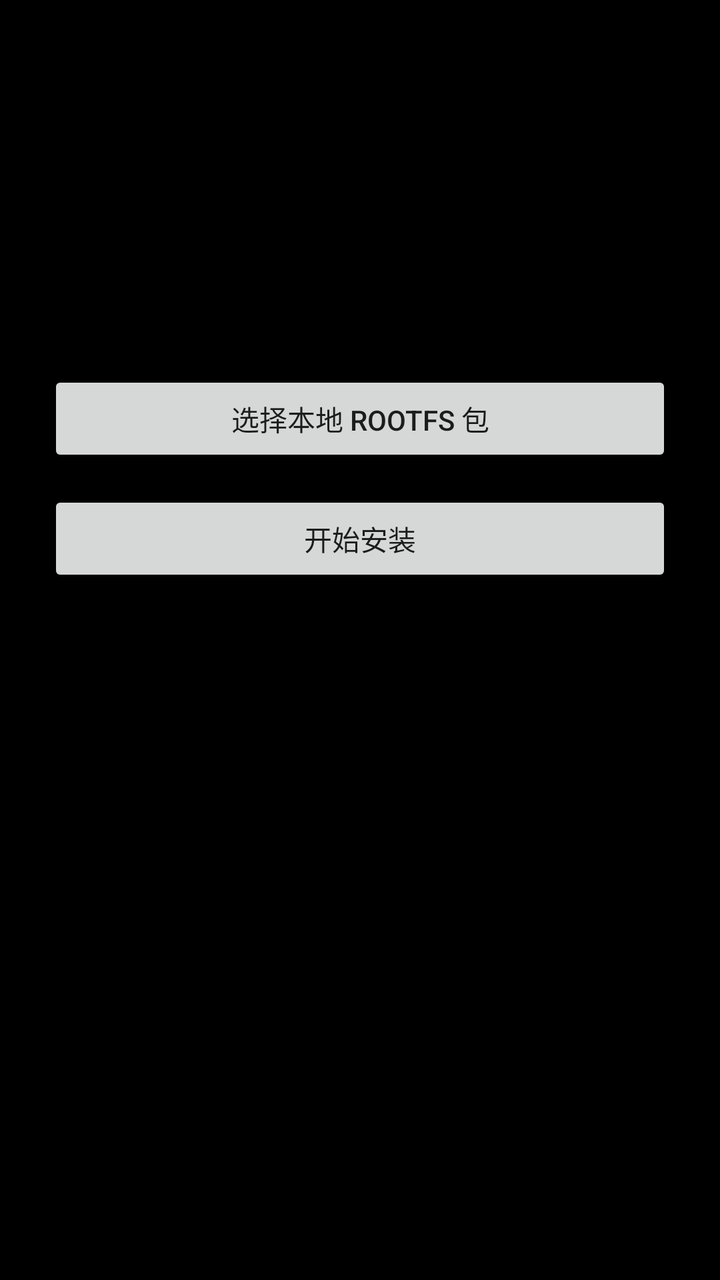
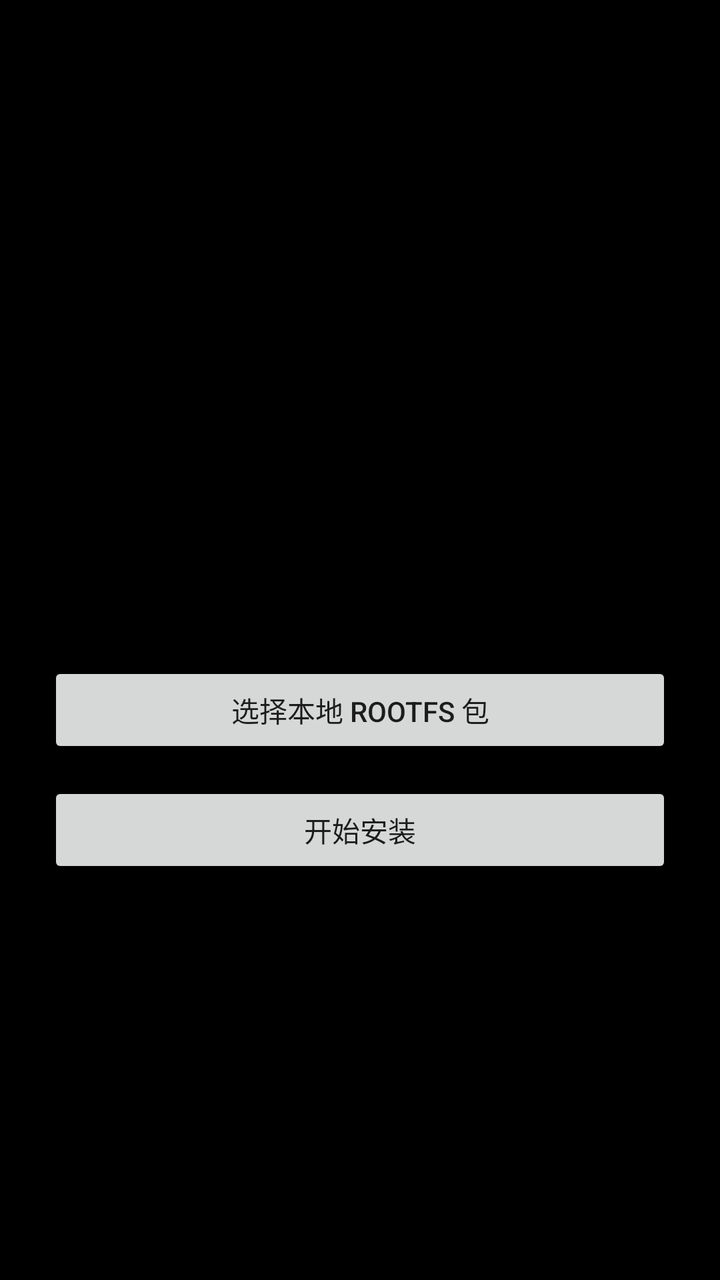

The first picture is an Android layout as it rendered before a commit; the second is the same layout after the commit. The layout source and the unified diff follow.
<!-- AndroidManifest.xml: application theme Theme.HermesPhone -->
<!-- res/layout/activity_main.xml -->
<?xml version="1.0" encoding="utf-8"?>
<FrameLayout xmlns:android="http://schemas.android.com/apk/res/android"
    android:layout_width="match_parent"
    android:layout_height="match_parent">

    <WebView
        android:id="@+id/webview"
        android:layout_width="match_parent"
        android:layout_height="match_parent"
        android:visibility="gone" />

    <ScrollView
        android:id="@+id/setupPanel"
        android:layout_width="match_parent"
        android:layout_height="match_parent"
        android:fillViewport="true"
        android:padding="24dp">

        <LinearLayout
            android:layout_width="match_parent"
            android:layout_height="wrap_content"
            android:orientation="vertical">

            <TextView
                android:layout_width="wrap_content"
                android:layout_height="wrap_content"
                android:paddingBottom="16dp"
                android:text="@string/app_name"
                android:textSize="24sp"
                android:textStyle="bold" />

            <TextView
                android:id="@+id/statusText"
                android:layout_width="match_parent"
                android:layout_height="wrap_content"
                android:text="@string/status_checking"
                android:textSize="14sp" />

            <ProgressBar
                android:id="@+id/progress"
                style="?android:attr/progressBarStyleHorizontal"
                android:layout_width="match_parent"
                android:layout_height="wrap_content"
                android:layout_marginTop="12dp"
                android:max="100" />

            <EditText
                android:id="@+id/rootfsUrl"
                android:layout_width="match_parent"
                android:layout_height="wrap_content"
                android:layout_marginTop="16dp"
                android:hint="@string/hint_rootfs_url"
                android:inputType="textUri"
                android:importantForAutofill="no"
                android:textSize="13sp" />

            <Button
                android:id="@+id/btnPickRootfs"
                android:layout_width="match_parent"
                android:layout_height="wrap_content"
                android:layout_marginTop="12dp"
                android:text="@string/btn_pick_rootfs" />

            <Button
                android:id="@+id/btnStart"
                android:layout_width="match_parent"
                android:layout_height="wrap_content"
                android:layout_marginTop="12dp"
                android:text="@string/btn_start" />

            <Button
                android:id="@+id/btnOpen"
                android:layout_width="match_parent"
                android:layout_height="wrap_content"
                android:layout_marginTop="12dp"
                android:text="@string/btn_open"
                android:visibility="gone" />

            <Button
                android:id="@+id/btnUninstall"
                android:layout_width="match_parent"
                android:layout_height="wrap_content"
                android:layout_marginTop="12dp"
                android:text="@string/btn_uninstall"
                android:visibility="gone" />

            <TextView
                android:id="@+id/logText"
                android:layout_width="match_parent"
                android:layout_height="wrap_content"
                android:layout_marginTop="16dp"
                android:fontFamily="monospace"
                android:textSize="11sp" />
        </LinearLayout>
    </ScrollView>

    <TextView
        android:id="@+id/btnMenu"
        android:layout_width="44dp"
        android:layout_height="44dp"
        android:layout_gravity="top|end"
        android:layout_margin="8dp"
        android:background="@drawable/bg_menu"
        android:gravity="center"
        android:text="⋮"
        android:textColor="#FFFFFFFF"
        android:textSize="24sp"
        android:visibility="gone" />
</FrameLayout>
<!-- resources referenced by this layout -->
<resources>
  <!-- drawable bg_menu (drawable) -->
  <?xml version="1.0" encoding="utf-8"?>
  <shape xmlns:android="http://schemas.android.com/apk/res/android" android:shape="oval">
      <solid android:color="#66000000" />
  </shape>
  <string name="app_name">Hermes Phone</string>
  <string name="btn_open">打开 Hermes</string>
  <string name="btn_pick_rootfs">选择本地 rootfs 包</string>
  <string name="btn_start">开始安装</string>
  <string name="btn_uninstall">卸载 / 重置</string>
  <string name="hint_rootfs_url">rootfs 下载地址</string>
  <string name="status_checking">正在检查环境…</string>
  <style name="Theme.HermesPhone" parent="Theme.AppCompat.DayNight.NoActionBar">
          <item name="android:windowBackground">@android:color/background_dark</item>
      </style>
</resources>

<!-- the commit's change to res/layout/activity_main.xml (unified diff, before → after) -->
@@ -44,12 +44,50 @@
                 android:layout_marginTop="12dp"
                 android:max="100" />
 
+            <TextView
+                android:layout_width="match_parent"
+                android:layout_height="wrap_content"
+                android:layout_marginTop="16dp"
+                android:text="@string/label_rootfs"
+                android:textSize="12sp" />
+
             <EditText
                 android:id="@+id/rootfsUrl"
                 android:layout_width="match_parent"
                 android:layout_height="wrap_content"
-                android:layout_marginTop="16dp"
                 android:hint="@string/hint_rootfs_url"
+                android:inputType="textUri"
+                android:importantForAutofill="no"
+                android:textSize="13sp" />
+
+            <TextView
+                android:layout_width="match_parent"
+                android:layout_height="wrap_content"
+                android:layout_marginTop="10dp"
+                android:text="@string/label_hermes"
+                android:textSize="12sp" />
+
+            <EditText
+                android:id="@+id/hermesUrl"
+                android:layout_width="match_parent"
+                android:layout_height="wrap_content"
+                android:hint="@string/label_hermes"
+                android:inputType="textUri"
+                android:importantForAutofill="no"
+                android:textSize="13sp" />
+
+            <TextView
+                android:layout_width="match_parent"
+                android:layout_height="wrap_content"
+                android:layout_marginTop="10dp"
+                android:text="@string/label_webui"
+                android:textSize="12sp" />
+
+            <EditText
+                android:id="@+id/webuiUrl"
+                android:layout_width="match_parent"
+                android:layout_height="wrap_content"
+                android:hint="@string/label_webui"
                 android:inputType="textUri"
                 android:importantForAutofill="no"
                 android:textSize="13sp" />
<!-- resource entries referenced after the edit -->
@@ -11,6 +11,9 @@
   <string name="btn_start">开始安装</string>
   <string name="btn_uninstall">卸载 / 重置</string>
   <string name="hint_rootfs_url">rootfs 下载地址</string>
+  <string name="label_hermes">2. Hermes 安装脚本 URL</string>
+  <string name="label_rootfs">1. rootfs 地址（Ubuntu base tar.gz）</string>
+  <string name="label_webui">3. Hermes WebUI 包 URL（tar.gz）</string>
   <string name="status_checking">正在检查环境…</string>
   <style name="Theme.HermesPhone" parent="Theme.AppCompat.DayNight.NoActionBar">
           <item name="android:windowBackground">@android:color/background_dark</item>
